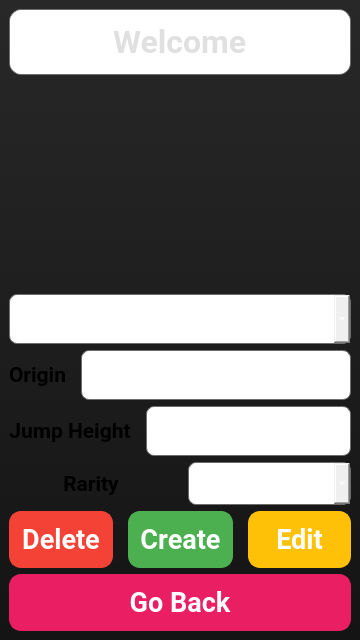
Qt form MonkeyZooManager/qt/ui/space_modify.ui (woobe-studio/MonkeyZooManager) before a commit.
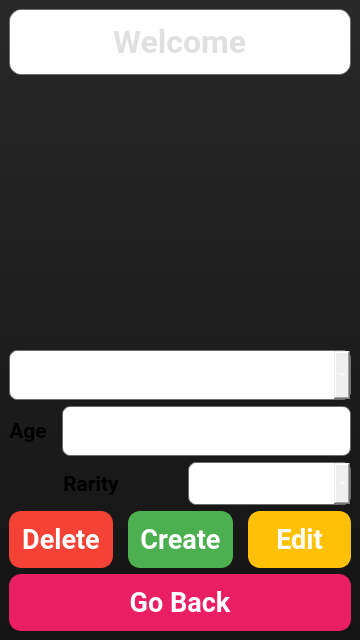
The same form after that commit.

Commit message: create, edit, delete in zoo space work

```diff
--- a/MonkeyZooManager/qt/ui/space_modify.ui
+++ b/MonkeyZooManager/qt/ui/space_modify.ui
@@ -116,66 +116,6 @@
       </item>
      </layout>
     </item>
-    <item>
-     <layout class="QHBoxLayout" name="integerValueLayout">
-      <property name="spacing">
-       <number>15</number>
-      </property>
-      <item>
-       <widget class="QLabel" name="IntegerLabel">
-        <property name="font">
-         <font>
-          <family>Roboto</family>
-          <pointsize>16</pointsize>
-          <bold>true</bold>
-         </font>
-        </property>
-        <property name="text">
-         <string>Origin</string>
-        </property>
-        <property name="alignment">
-         <set>Qt::AlignmentFlag::AlignCenter</set>
-        </property>
-       </widget>
-      </item>
-      <item>
-       <widget class="QLineEdit" name="Origin">
-        <property name="font">
-         <font>
-          <family>Roboto</family>
-          <pointsize>16</pointsize>
-          <bold>true</bold>
-         </font>
-        </property>
-        <property name="styleSheet">
-         <string notr="true">QLineEdit {
-background: qlineargradient(x1: 0, y1: 0, x2: 0, y2: 1,
-                            stop: 0 rgba(60, 60, 60, 255),
-                            stop: 1 rgba(40, 40, 40, 255));
-color: white;
-border-radius: 8px;
-border: 1px solid rgba(100, 100, 100, 200);
-padding: 10px;
-font-weight: bold;
-}
-</string>
-        </property>
-        <property name="inputMask">
-         <string>00000</string>
-        </property>
-        <property name="text">
-         <string/>
-        </property>
-        <property name="maxLength">
-         <number>5</number>
-        </property>
-        <property name="alignment">
-         <set>Qt::AlignmentFlag::AlignCenter</set>
-        </property>
-       </widget>
-      </item>
-     </layout>
-    </item>
     <item>
      <layout class="QHBoxLayout" name="firstNewFieldLayout">
       <property name="spacing">
@@ -191,7 +131,7 @@
          </font>
         </property>
         <property name="text">
-         <string>Jump Height</string>
+         <string>Age</string>
         </property>
         <property name="alignment">
          <set>Qt::AlignmentFlag::AlignCenter</set>
```
Left out of the diff: 2 changed lines with no effect on the pictures. The commit also changes 5 other files.
